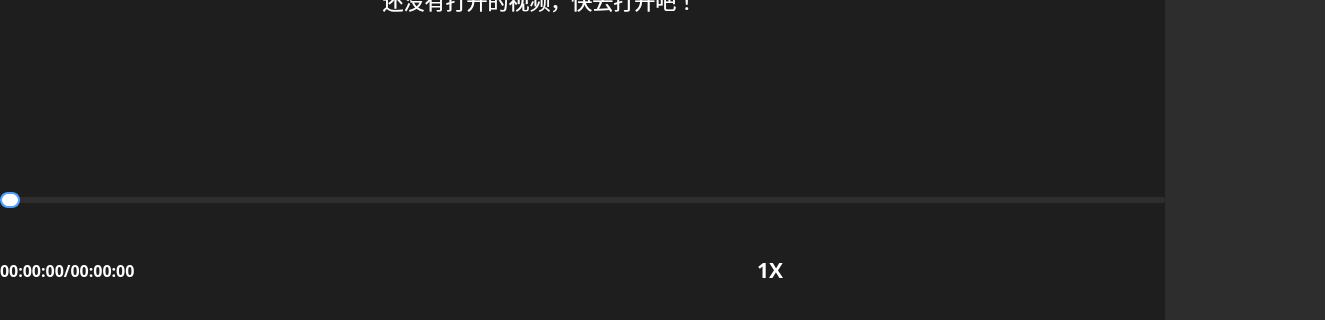
First picture: the form in mainwindow.ui, repository womingbo/bobo_vidio, before the edit; both pictures show x 0 to 1325 and y 480 to 800 of the 1496 by 800 pixel window.
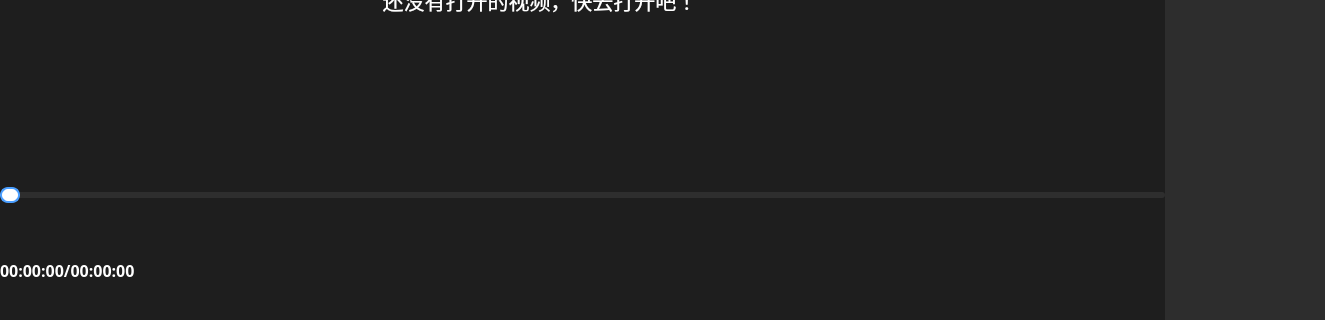
Second picture: the form after the edit. Icons and pictures are not drawn. Custom widgets are drawn as their Qt base class.

The edit to the form file:
```diff
--- a/mainwindow.ui
+++ b/mainwindow.ui
@@ -161,7 +161,7 @@
        <x>0</x>
        <y>0</y>
        <width>1165</width>
-       <height>580</height>
+       <height>570</height>
       </rect>
      </property>
      <property name="styleSheet">
@@ -372,7 +372,7 @@
           <string notr="true">color: rgb(255, 255, 255);</string>
          </property>
          <property name="text">
-          <string>1X</string>
+          <string/>
          </property>
          <property name="flat">
           <bool>true</bool>
@@ -444,9 +444,9 @@
     <property name="geometry">
      <rect>
       <x>0</x>
-      <y>660</y>
+      <y>650</y>
       <width>1165</width>
-      <height>40</height>
+      <height>50</height>
      </rect>
     </property>
     <property name="styleSheet">
@@ -460,9 +460,9 @@
     <property name="geometry">
      <rect>
       <x>0</x>
-      <y>660</y>
+      <y>650</y>
       <width>1165</width>
-      <height>40</height>
+      <height>50</height>
      </rect>
     </property>
     <property name="styleSheet">
@@ -524,6 +524,13 @@
    <zorder>seekSlider</zorder>
   </widget>
  </widget>
+ <customwidgets>
+  <customwidget>
+   <class>SeekSlider</class>
+   <extends>QSlider</extends>
+   <header>seekslider.h</header>
+  </customwidget>
+ </customwidgets>
  <resources>
   <include location="resource.qrc"/>
  </resources>
```
Left out of the diff: 2 changed lines with no effect on the pictures.
